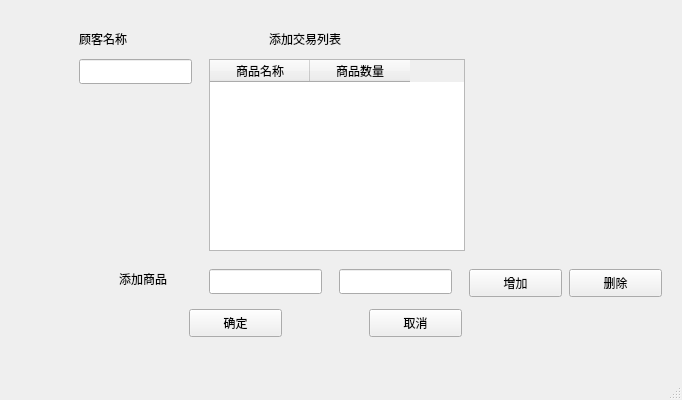
First picture: the form in login.ui, repository Airofact/QtSupermarketManagement, before the edit.
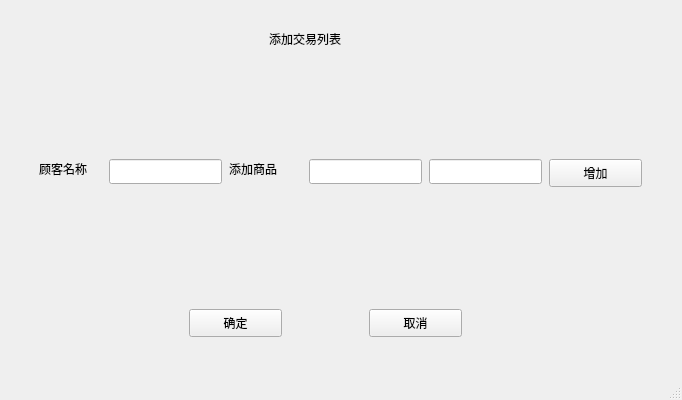
Second picture: the form after the edit. Icons and pictures are not drawn.

What changed in the file:
```diff
--- a/login.ui
+++ b/login.ui
@@ -1158,31 +1158,11 @@
          <string>添加交易列表</string>
         </property>
        </widget>
-       <widget class="QTableWidget" name="tableWidgetTradeList">
-        <property name="geometry">
-         <rect>
-          <x>200</x>
-          <y>50</y>
-          <width>256</width>
-          <height>192</height>
-         </rect>
-        </property>
-        <column>
-         <property name="text">
-          <string>商品名称</string>
-         </property>
-        </column>
-        <column>
-         <property name="text">
-          <string>商品数量</string>
-         </property>
-        </column>
-       </widget>
        <widget class="QLineEdit" name="lineEditName">
         <property name="geometry">
          <rect>
-          <x>200</x>
-          <y>260</y>
+          <x>300</x>
+          <y>150</y>
           <width>113</width>
           <height>25</height>
          </rect>
@@ -1191,8 +1171,8 @@
        <widget class="QLineEdit" name="lineEditAmount">
         <property name="geometry">
          <rect>
-          <x>330</x>
-          <y>260</y>
+          <x>420</x>
+          <y>150</y>
           <width>113</width>
           <height>25</height>
          </rect>
@@ -1201,8 +1181,8 @@
        <widget class="QLabel" name="label_15">
         <property name="geometry">
          <rect>
-          <x>110</x>
-          <y>260</y>
+          <x>220</x>
+          <y>150</y>
           <width>69</width>
           <height>19</height>
          </rect>
@@ -1214,8 +1194,8 @@
        <widget class="QPushButton" name="PBAddGood">
         <property name="geometry">
          <rect>
-          <x>460</x>
-          <y>260</y>
+          <x>540</x>
+          <y>150</y>
           <width>93</width>
           <height>28</height>
          </rect>
@@ -1224,19 +1204,6 @@
          <string>增加</string>
         </property>
        </widget>
-       <widget class="QPushButton" name="PBRemoveGood">
-        <property name="geometry">
-         <rect>
-          <x>560</x>
-          <y>260</y>
-          <width>93</width>
-          <height>28</height>
-         </rect>
-        </property>
-        <property name="text">
-         <string>删除</string>
-        </property>
-       </widget>
        <widget class="QPushButton" name="PBConfirm">
         <property name="geometry">
          <rect>
@@ -1266,8 +1233,8 @@
        <widget class="QLineEdit" name="lineEditCustomer">
         <property name="geometry">
          <rect>
-          <x>70</x>
-          <y>50</y>
+          <x>100</x>
+          <y>150</y>
           <width>113</width>
           <height>25</height>
          </rect>
@@ -1276,8 +1243,8 @@
        <widget class="QLabel" name="label_16">
         <property name="geometry">
          <rect>
-          <x>70</x>
-          <y>20</y>
+          <x>30</x>
+          <y>150</y>
           <width>69</width>
           <height>19</height>
          </rect>
```
Left out of the diff: 19 changed lines with no effect on the pictures.
